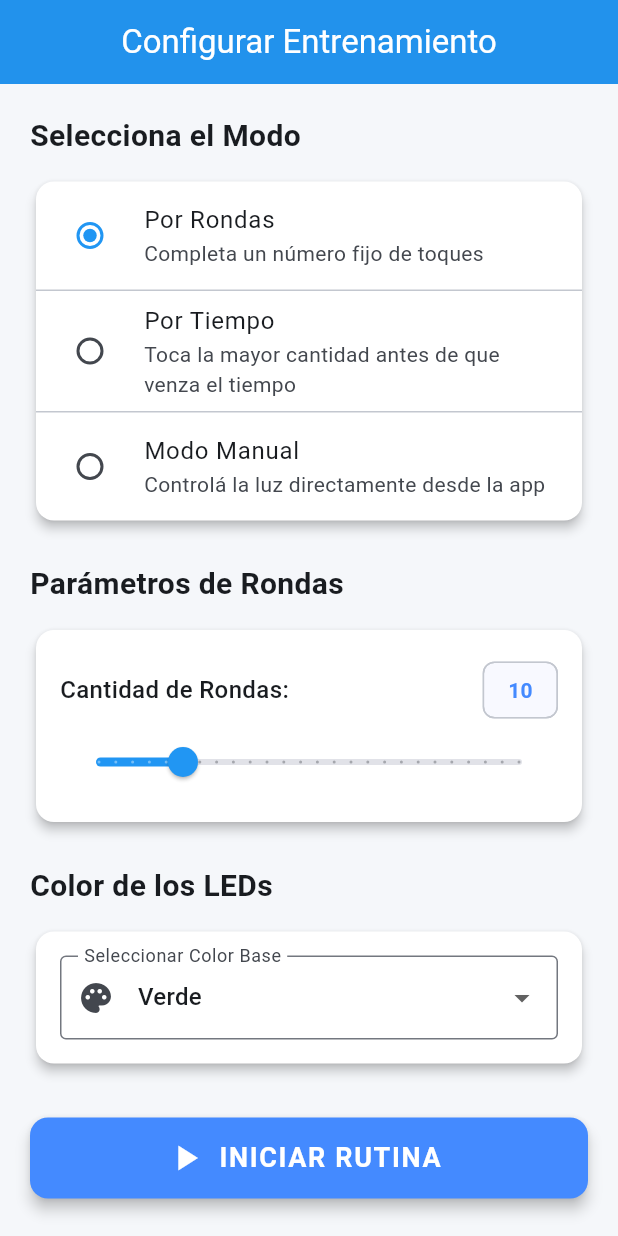
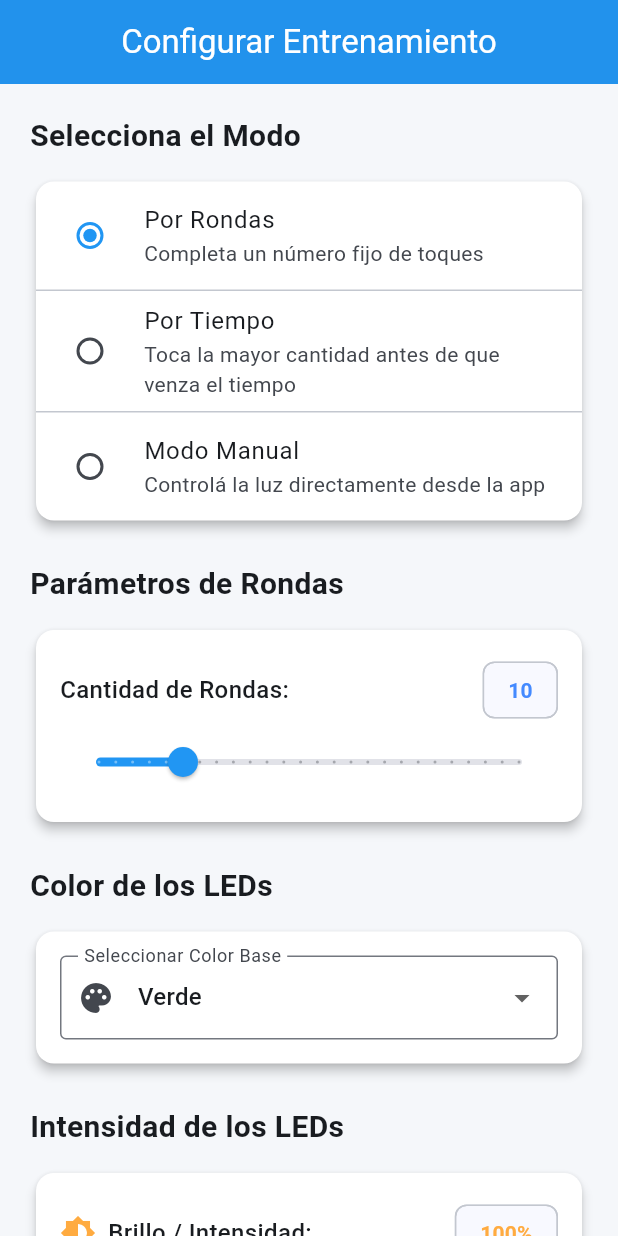
Before and after one commit to TiagoBesaron/GRUPO1_PF_5C_2026, a Flutter app: the ConfigEntrenamientoScreen screen opened by its route, on a phone screen of 412 x 824 dp. Run offline on Flutter 3.47's test engine with Material 3 defaults, Android fonts, the phone set to English and light mode, and no system bars; our stand-ins replace firebase_auth, firebase_core, firebase_database, flutter_blue_plus, flutter_riverpod, go_router; accounts and stored records are empty.

Commit message:
Codigos Arduino + APP

```diff
--- a/app/reacciona/lib/screens/config_entrenamiento_screen.dart
+++ b/app/reacciona/lib/screens/config_entrenamiento_screen.dart
@@ -19,6 +19,7 @@ class _ConfigEntrenamientoScreenState
   int _rondas = 10;
   int _tiempoLimiteSeg = 30;
   String _colorSeleccionado = 'Verde';
+  int _intensidad = 100; // Porcentaje de brillo (10% a 100%)
 
   int _customR = 242;
   int _customG = 21;
@@ -85,6 +86,7 @@ class _ConfigEntrenamientoScreenState
       'tiempoLimiteSeg': _tiempoLimiteSeg,
       'colorAleatorio': _colorSeleccionado == 'Aleatorio',
       'rgbBase': rgbBase,
+      'intensidad': _intensidad, // Pasamos el porcentaje de brillo
     };
 
     context.push('/entrenamiento-activo', extra: config);
@@ -294,7 +296,7 @@ class _ConfigEntrenamientoScreenState
                           SizedBox(width: 12),
                           Expanded(
                             child: Text(
-                              'En el Modo Manual podés encender y apagar el pod en cualquier momento con los botones de la pantalla.',
+                              'En el Modo Manual podés encender y apagar el pod en cualquier momento tocando sus casillas.',
                               style: TextStyle(fontSize: 15),
                             ),
                           ),
@@ -306,6 +308,8 @@ class _ConfigEntrenamientoScreenState
               ),
             ),
             const SizedBox(height: 24),
+
+            // SECCIÓN DE COLOR
             const Text(
               'Color de los LEDs',
               style: TextStyle(
@@ -402,7 +406,77 @@ class _ConfigEntrenamientoScreenState
                 ),
               ),
             ),
+            const SizedBox(height: 24),
+
+            // SECCIÓN DE INTENSIDAD / BRILLO
+            const Text(
+              'Intensidad de los LEDs',
+              style: TextStyle(
+                fontSize: 20,
+                fontWeight: FontWeight.bold,
+              ),
+            ),
+            const SizedBox(height: 12),
+            Card(
+              elevation: 3,
+              shape: RoundedRectangleBorder(
+                borderRadius: BorderRadius.circular(12),
+              ),
+              child: Padding(
+                padding: const EdgeInsets.all(16.0),
+                child: Column(
+                  children: [
+                    Row(
+                      mainAxisAlignment: MainAxisAlignment.spaceBetween,
+                      children: [
+                        const Row(
+                          children: [
+                            Icon(Icons.brightness_6, color: Colors.orangeAccent),
+                            SizedBox(width: 8),
+                            Text(
+                              'Brillo / Intensidad:',
+                              style: TextStyle(
+                                fontSize: 16,
+                                fontWeight: FontWeight.w500,
+                              ),
+                            ),
+                          ],
+                        ),
+                        Chip(
+                          label: Text(
+                            '$_intensidad%',
+                            style: const TextStyle(
+                              fontWeight: FontWeight.bold,
+                              color: Colors.orangeAccent,
+                            ),
+                          ),
+                        ),
+                      ],
+                    ),
+                    SliderTheme(
+                      data: SliderThemeData(
+                        activeTrackColor: Colors.orangeAccent,
+                        thumbColor: Colors.orangeAccent,
+                        inactiveTrackColor: Colors.orangeAccent.withValues(alpha: 0.2),
+                      ),
+                      child: Slider(
+                        value: _intensidad.toDouble(),
+                        min: 10,
+                        max: 100,
+                        divisions: 18, // Pasos de 5%
+                        label: '$_intensidad%',
+                        onChanged: (val) {
+                          setState(() => _intensidad = val.round());
+                        },
+                      ),
+                    ),
+                  ],
+                ),
+              ),
+            ),
             const SizedBox(height: 32),
+
+            // BOTÓN INICIAR
             SizedBox(
               width: double.infinity,
               height: 54,
--- a/app/reacciona/lib/screens/entrenamiento_activo_screen.dart
+++ b/app/reacciona/lib/screens/entrenamiento_activo_screen.dart
@@ -81,11 +81,23 @@ class _EntrenamientoActivoScreenState
     });
   }
 
+  // Obtiene el color base y aplica el % de intensidad seleccionado
   List<int> obtenerRGBRonda() {
+    double factorIntensidad =
+        ((widget.config['intensidad'] ?? 100) as num) / 100.0;
+    List<int> rawRgb;
+
     if (widget.config['colorAleatorio'] == true) {
-      return listaRGB[Random().nextInt(listaRGB.length)];
+      rawRgb = listaRGB[Random().nextInt(listaRGB.length)];
+    } else {
+      rawRgb = List<int>.from(widget.config['rgbBase'] ?? [0, 255, 0]);
     }
-    return List<int>.from(widget.config['rgbBase'] ?? [0, 255, 0]);
+
+    return [
+      (rawRgb[0] * factorIntensidad).round(),
+      (rawRgb[1] * factorIntensidad).round(),
+      (rawRgb[2] * factorIntensidad).round(),
+    ];
   }
 
   Future<void> iniciarSiguienteRonda() async {
@@ -294,7 +306,7 @@ class _EntrenamientoActivoScreenState
       }
     });
 
-    List<int> currentRgb = widget.config['rgbBase'] ?? [0, 255, 0];
+    List<int> currentRgb = obtenerRGBRonda();
     Color currentColor = Color.fromRGBO(
         currentRgb[0], currentRgb[1], currentRgb[2], 1.0);
     final isDark = Theme.of(context).brightness == Brightness.dark;
```
Also changed, not shown: 2 other files.
